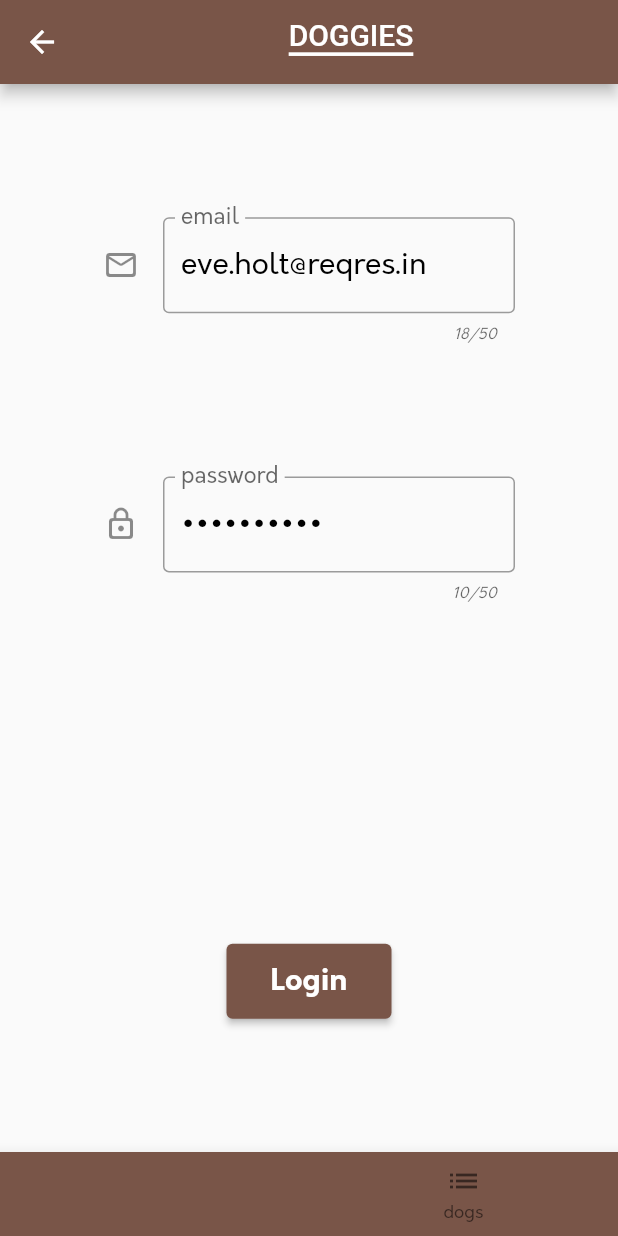
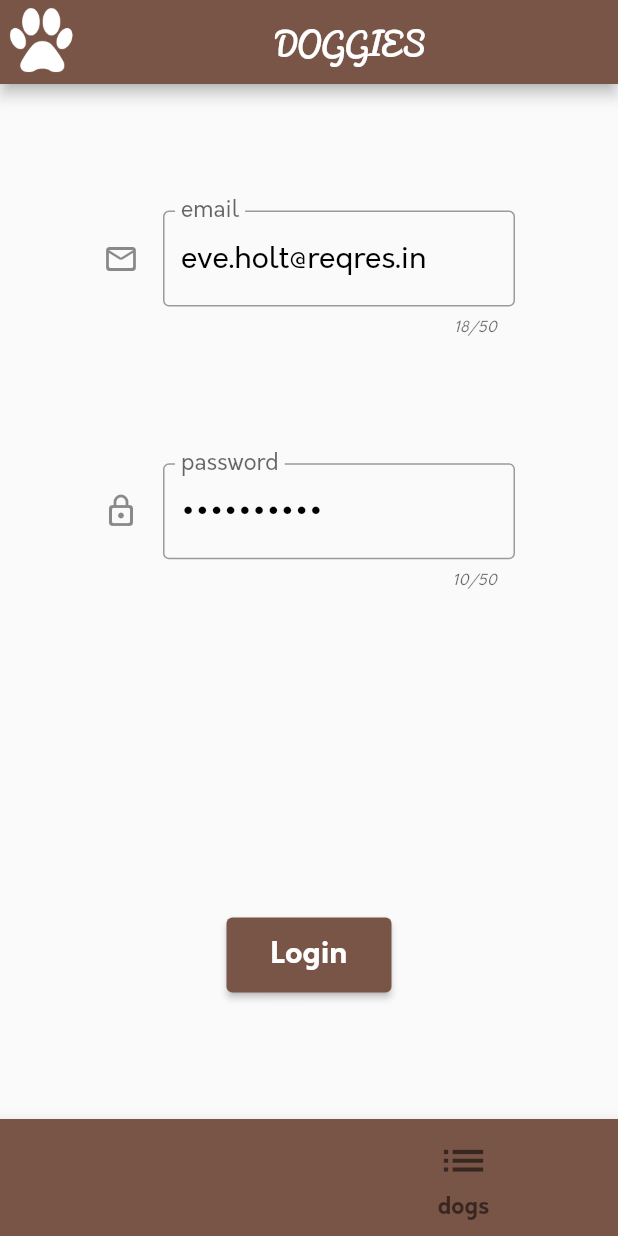
Before and after one commit to VictorGsell/doggies_app, a Flutter app: the HomePage screen opened by its route, on a phone screen of 412 x 824 dp. Run offline on Flutter 3.47's test engine with Material 2 defaults, Android fonts, the phone set to English and light mode, and no system bars; our stand-ins replace dio, retrofit; generated files the repository leaves out were written again; network calls fail; project files that could hold a hidden picture were left out.

```diff
--- a/lib/BLoC/dog_bloc.dart
+++ b/lib/BLoC/dog_bloc.dart
@@ -44,6 +44,7 @@ class DogBloc implements Bloc {
       _refreshEventController = StreamController<RefreshEvent>();
       _refreshEventController.stream.listen(refresh);
     }
+    _service.initProgress();
   }
 
   @override
--- a/lib/pages/home_page.dart
+++ b/lib/pages/home_page.dart
@@ -30,21 +30,9 @@ class HomePageState extends State<HomePage> {
   Widget build(BuildContext context) {
     return Scaffold(
       appBar: AppBar(
+        leading: Image.asset("assets/paw_logo.png", color: Colors.white),
         title: Center(child:
-        Text('$_title',
-          style: TextStyle(
-            shadows: [
-              Shadow(
-                color: Colors.white,
-                offset: Offset(0, -5)
-              )
-            ],
-            color: Colors.transparent,
-            decoration: TextDecoration.underline,
-            decorationColor: Colors.white,
-            decorationThickness: 2.5,
-          ),
-        )
+        Text('$_title', style: Theme.of(context).textTheme.headline2),
         ),
       ),
       bottomNavigationBar: Theme(
@@ -55,6 +43,11 @@ class HomePageState extends State<HomePage> {
           onTap: onTabSelected,
           backgroundColor: Colors.brown,
           currentIndex: _currentIndex,
+          selectedFontSize: 20,
+          unselectedFontSize: 15,
+          unselectedLabelStyle: TextStyle(fontStyle: FontStyle.normal, fontWeight: FontWeight.bold),
+          selectedLabelStyle: TextStyle(fontStyle: FontStyle.normal, fontWeight: FontWeight.bold),
+          iconSize: 35,
           items: [
             BottomNavigationBarItem(icon: Icon(Icons.login), label: 'login'),
             BottomNavigationBarItem(icon: Icon(Icons.list), label: 'dogs')
--- a/lib/pages/login_tab.dart
+++ b/lib/pages/login_tab.dart
@@ -112,7 +112,6 @@ class _LoginTabState extends State<LoginTab> {
               onPressed: _isDisabled ? null : onLoginButtonPressed,
               child: Text(
                 "Login",
-                style: TextStyle(fontSize: 20),
               )),
           width: 110,
           height: 50,
--- a/lib/services/dog_service.dart
+++ b/lib/services/dog_service.dart
@@ -25,6 +25,11 @@ class DogService {
   DogService._internal() {
     this._dio.options.headers = {"content-type": "application/json"};
     this._api = DogApi(_dio);
+  }
+
+  void initProgress() {
+    if (_progressController.isClosed)
+      _progressController = StreamController<double>();
   }
 
   void disposeProgress() {
```
Also changed, not shown: lib/pages/dog_card.dart (+6 -9 lines), lib/pages/dogs_tab.dart (+66 -8 lines), lib/pages/landing_page.dart (+20 -13 lines).
